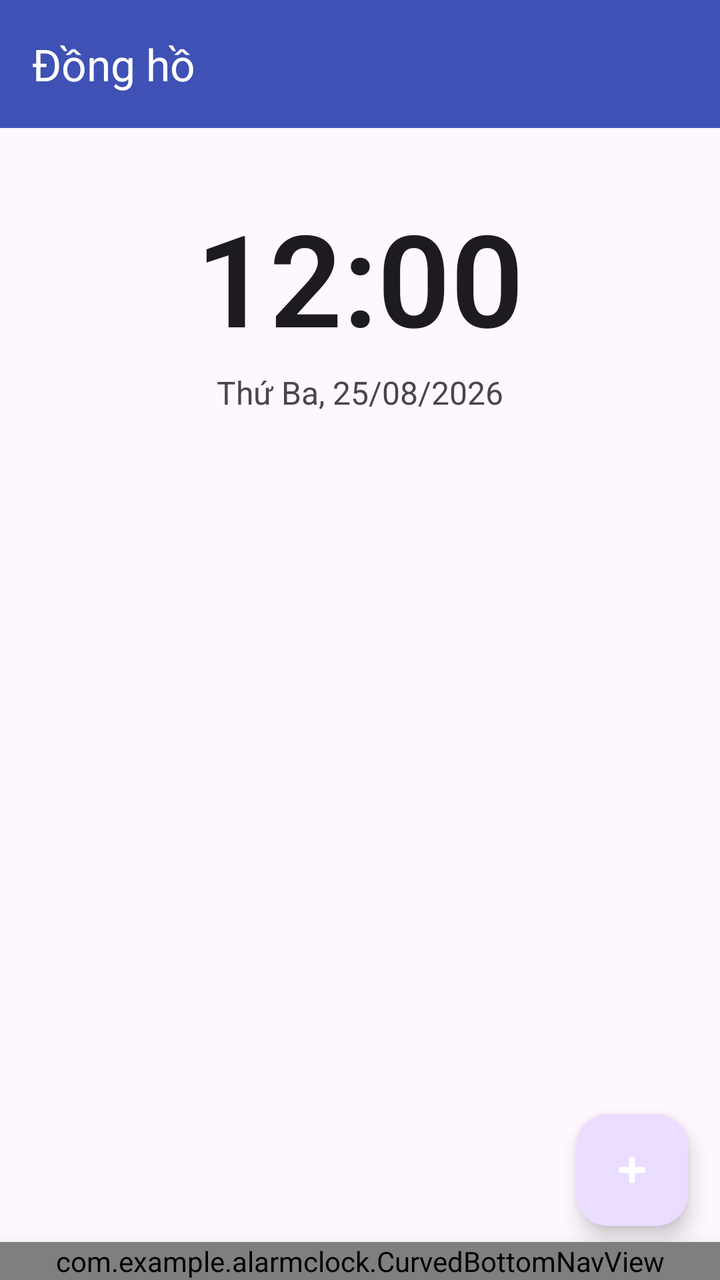
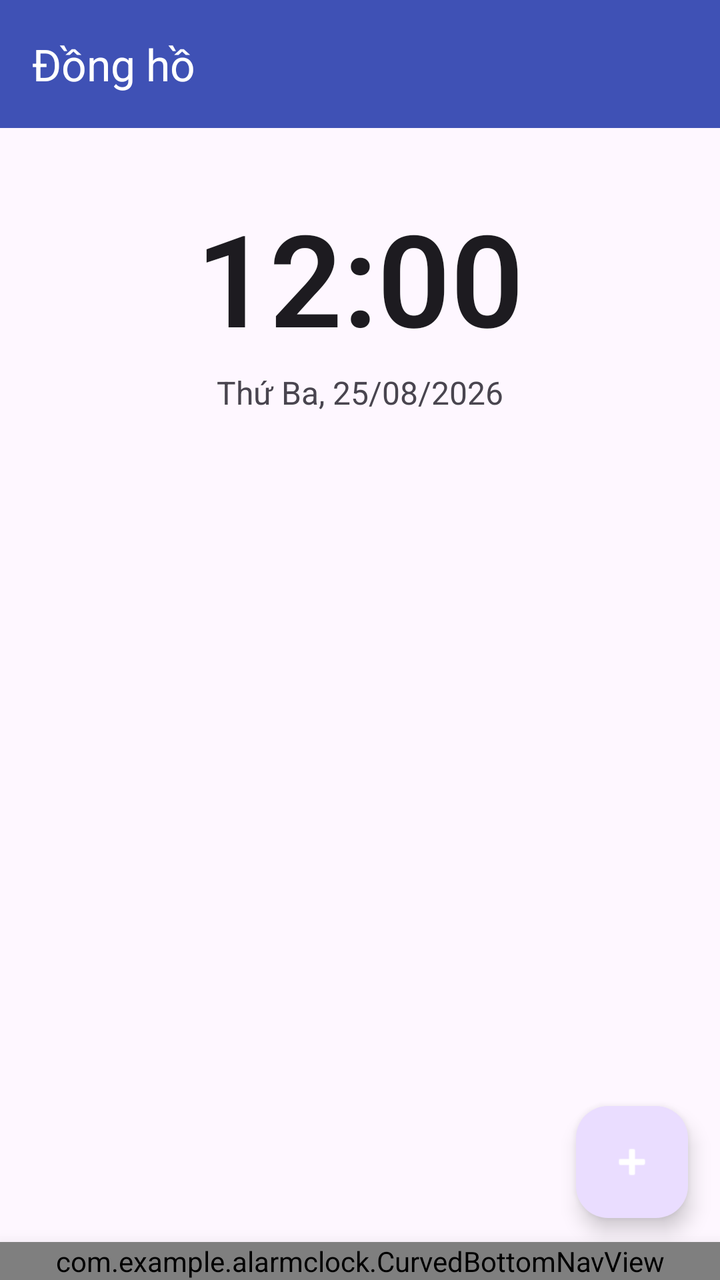

Two renders of the same Android screen: before a commit and after it. Below are the layout's source before the change and the commit's diff.
<!-- AndroidManifest.xml: activity theme Theme.AlarmClock -->
<!-- res/layout/activity_main.xml -->
<?xml version="1.0" encoding="utf-8"?>
<LinearLayout xmlns:android="http://schemas.android.com/apk/res/android"
    xmlns:app="http://schemas.android.com/apk/res-auto"
    android:layout_width="match_parent"
    android:layout_height="match_parent"
    android:orientation="vertical"
    android:background="?android:attr/colorBackground"
    android:clipChildren="false">

    <com.google.android.material.appbar.MaterialToolbar
        android:id="@+id/toolbar"
        android:layout_width="match_parent"
        android:layout_height="?attr/actionBarSize"
        android:background="?attr/colorPrimary"
        app:title="Đồng hồ"
        app:titleTextColor="@android:color/white" />

    <LinearLayout
        android:layout_width="match_parent"
        android:layout_height="wrap_content"
        android:orientation="vertical"
        android:gravity="center"
        android:paddingTop="32dp"
        android:paddingBottom="16dp">

        <TextView
            android:id="@+id/tvCurrentTime"
            android:layout_width="wrap_content"
            android:layout_height="wrap_content"
            android:text="12:00"
            android:textSize="64sp"
            android:textStyle="bold"
            android:fontFamily="sans-serif-light"
            android:textColor="?android:attr/textColorPrimary" />

        <TextView
            android:id="@+id/tvCurrentDate"
            android:layout_width="wrap_content"
            android:layout_height="wrap_content"
            android:text="Thứ Ba, 25/08/2026"
            android:textSize="16sp"
            android:textColor="?android:attr/textColorSecondary"
            android:layout_marginTop="4dp" />
    </LinearLayout>

    <androidx.recyclerview.widget.RecyclerView
        android:id="@+id/recyclerView"
        android:layout_width="match_parent"
        android:layout_height="0dp"
        android:layout_weight="1"
        android:padding="12dp"
        android:clipToPadding="false" />

    <FrameLayout
        android:layout_width="match_parent"
        android:layout_height="wrap_content"
        android:clipChildren="false">
        <com.google.android.material.floatingactionbutton.FloatingActionButton
            android:id="@+id/fabAdd"
            android:layout_width="wrap_content"
            android:layout_height="wrap_content"
            android:layout_gravity="end"
            android:layout_marginEnd="16dp"
            android:layout_marginBottom="8dp"
            android:src="@android:drawable/ic_input_add"
            app:tint="@android:color/white" />
    </FrameLayout>

    <com.example.alarmclock.CurvedBottomNavView
        android:id="@+id/curvedNav"
        android:layout_width="match_parent"
        android:layout_height="wrap_content"
        android:background="@android:color/transparent"
        android:elevation="16dp" />
</LinearLayout>
<!-- resources referenced by this layout -->
<resources>
  <style name="Theme.AlarmClock" parent="Theme.Material3.DayNight.NoActionBar">
          <item name="colorPrimary">#3F51B5</item>
          <item name="colorPrimaryVariant">#303F9F</item>
          <item name="colorOnPrimary">@android:color/white</item>
          <item name="colorSecondary">#FF4081</item>
      </style>
</resources>

<!-- the commit's change to res/layout/activity_main.xml (unified diff, before → after) -->
@@ -61,7 +61,7 @@
             android:layout_height="wrap_content"
             android:layout_gravity="end"
             android:layout_marginEnd="16dp"
-            android:layout_marginBottom="8dp"
+            android:layout_marginBottom="12dp"
             android:src="@android:drawable/ic_input_add"
             app:tint="@android:color/white" />
     </FrameLayout>
